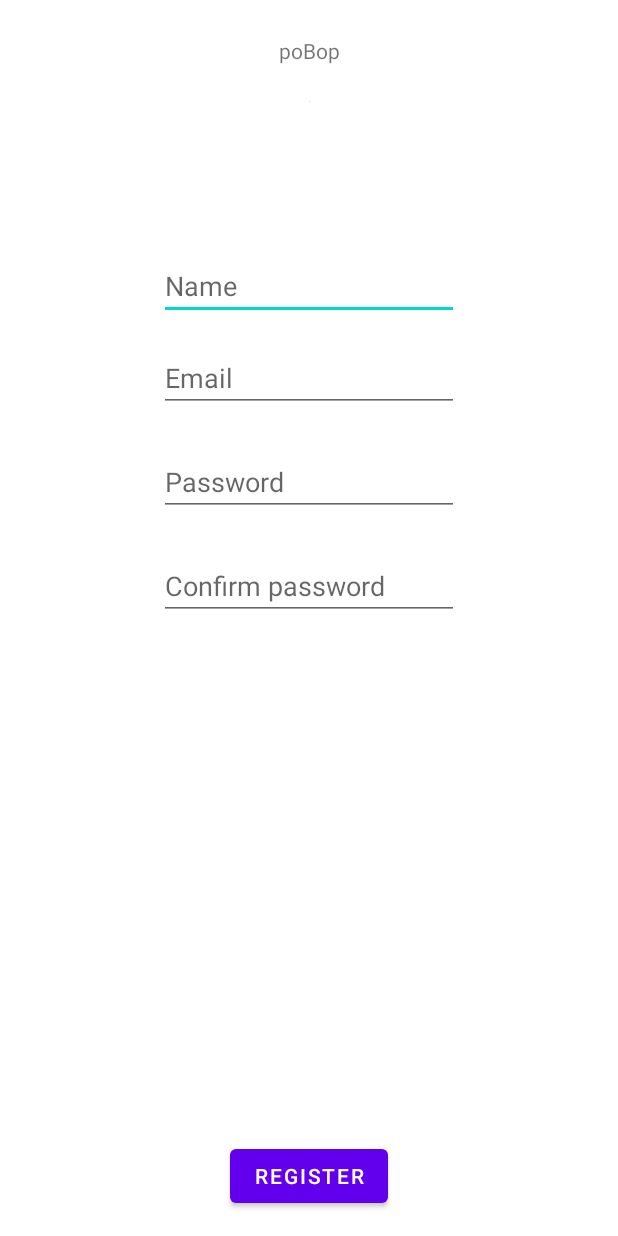
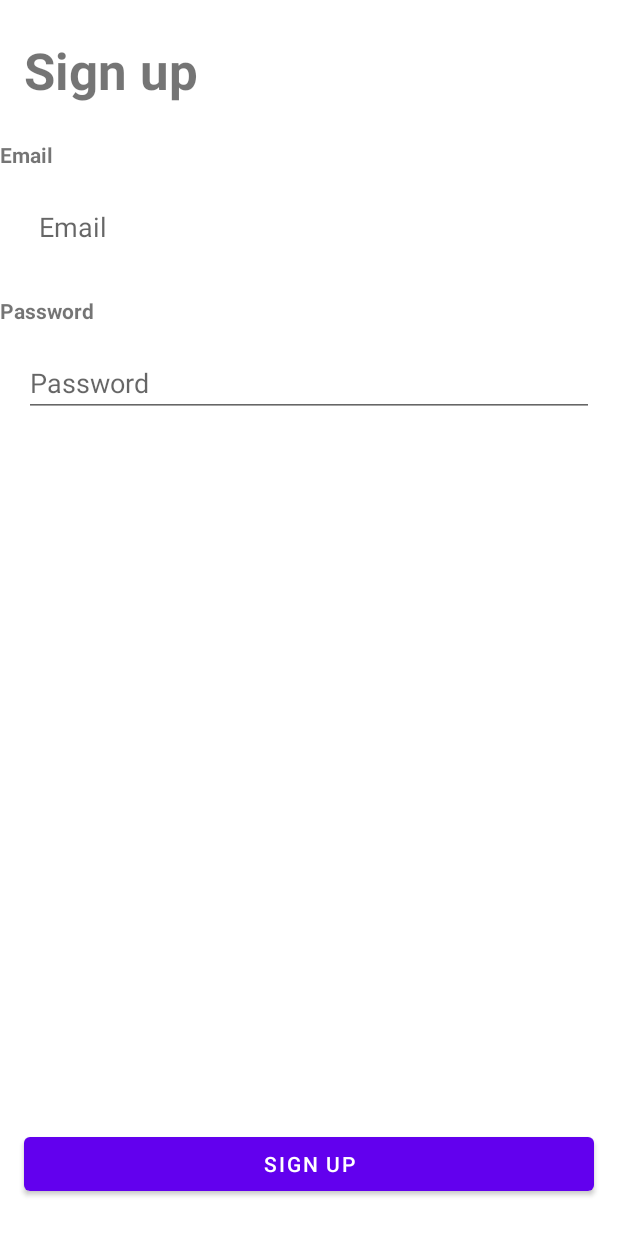
Before and after one commit to FSqDev/poBop, an Android app: the layout activity_register.xml on its own in the app's theme, with its tools: preview values and no code run, on a phone screen of 412 x 824 dp. Run offline under Robolectric (Android 15) with nearby library versions, the phone set to English and light mode, and no system bars.

Commit message:
register design changes

```diff
--- a/android/app/build.gradle
+++ b/android/app/build.gradle
@@ -34,6 +34,8 @@ dependencies {
     implementation "androidx.room:room-runtime:$room_version"
     annotationProcessor "androidx.room:room-compiler:$room_version"
 
+    implementation 'android.support:appcompact-v7:21.0'
+
     implementation 'androidx.appcompat:appcompat:1.1.0'
     implementation 'androidx.core:core-ktx:1.1.0-alpha05'
     implementation 'androidx.constraintlayout:constraintlayout:1.1.3'
--- /dev/null
+++ b/android/app/src/main/res/color/border_color.xml
@@ -0,0 +1,4 @@
+<?xml version="1.0" encoding="utf-8"?>
+<selector xmlns:android="http://schemas.android.com/apk/res/android">
+
+</selector>
--- /dev/null
+++ b/android/app/src/main/res/drawable/editbackground.xml
@@ -0,0 +1,15 @@
+<?xml version="1.0" encoding="utf-8"?>
+<shape xmlns:android="http://schemas.android.com/apk/res/android">
+    <stroke
+        android:width="1dp"
+        android:color="@color/border_color" />
+    <solid
+        android:color="#00FFFFFF"
+        android:paddingLeft="10dp"
+        android:paddingTop="10dp"/>
+    <padding
+        android:left="10dp"
+        android:top="10dp"
+        android:right="10dp"
+        android:bottom="10dp" />
+</shape>
--- a/android/app/src/main/res/layout/activity_register.xml
+++ b/android/app/src/main/res/layout/activity_register.xml
@@ -1,89 +1,95 @@
 <?xml version="1.0" encoding="utf-8"?>
-<androidx.constraintlayout.widget.ConstraintLayout
-    xmlns:android="http://schemas.android.com/apk/res/android"
+<androidx.constraintlayout.widget.ConstraintLayout xmlns:android="http://schemas.android.com/apk/res/android"
     xmlns:app="http://schemas.android.com/apk/res-auto"
     xmlns:tools="http://schemas.android.com/tools"
     android:layout_width="match_parent"
     android:layout_height="match_parent">
 
     <TextView
-        android:id="@+id/prjName"
-        android:layout_width="wrap_content"
+        android:id="@+id/signupText"
+        android:layout_width="match_parent"
         android:layout_height="wrap_content"
+        android:layout_marginStart="16dp"
+        android:layout_marginLeft="16dp"
         android:layout_marginTop="24dp"
-        android:text="poBop"
-        app:layout_constraintEnd_toEndOf="parent"
+        android:text="Sign up"
+        android:textSize="34dp"
+        android:textStyle="bold"
+        app:layout_constraintBottom_toTopOf="@+id/emailText"
         app:layout_constraintStart_toStartOf="parent"
         app:layout_constraintTop_toTopOf="parent"
         tools:ignore="MissingConstraints" />
 
-    <EditText
-        android:id="@+id/edtTxtName"
+    <TextView
+        android:id="@+id/emailText"
         android:layout_width="wrap_content"
         android:layout_height="wrap_content"
-        android:layout_marginTop="100dp"
-        app:layout_constraintEnd_toEndOf="parent"
-        app:layout_constraintStart_toStartOf="parent"
-        app:layout_constraintTop_toBottomOf="@+id/imgLogo"
-        tools:ignore="MissingConstraints"
-        android:hint="Name"
-        android:width="200dp"/>
+        android:layout_marginTop="24dp"
+        android:text="Email"
+        android:textStyle="bold"
+        app:layout_constraintBottom_toTopOf="@+id/edtTxtEmail"
+        app:layout_constraintTop_toBottomOf="@+id/signupText"
+        tools:layout_editor_absoluteX="16dp"
+        tools:ignore="MissingConstraints" />
 
     <EditText
         android:id="@+id/edtTxtEmail"
+        android:background="@drawable/editbackground"
+        android:layout_width="match_parent"
+        android:layout_height="wrap_content"
+        android:layout_marginStart="16dp"
+        android:layout_marginLeft="16dp"
+        android:layout_marginEnd="16dp"
+        android:layout_marginRight="16dp"
+        android:layout_marginTop="16dp"
+        app:layout_constraintTop_toBottomOf="@+id/emailText"
+        android:hint="Email"
+        app:layout_constraintEnd_toEndOf="parent"
+        app:layout_constraintHorizontal_bias="0.5"
+        app:layout_constraintStart_toStartOf="parent"
+        tools:ignore="MissingConstraints"
+        tools:layout_editor_absoluteY="241dp" />
+
+    <TextView
+        android:id="@+id/passwordText"
         android:layout_width="wrap_content"
         android:layout_height="wrap_content"
-        android:layout_marginTop="16dp"
-        app:layout_constraintEnd_toEndOf="parent"
-        app:layout_constraintStart_toStartOf="parent"
-        app:layout_constraintTop_toBottomOf="@+id/edtTxtName"
-        tools:ignore="MissingConstraints"
-        android:hint="Email"
-        android:width="200dp"/>
+        android:textStyle="bold"
+        android:layout_marginTop="24dp"
+        android:text="Password"
+        app:layout_constraintBottom_toTopOf="@+id/edtTxtPass"
+        app:layout_constraintTop_toBottomOf="@+id/edtTxtEmail"
+        tools:layout_editor_absoluteX="16dp"
+        tools:ignore="MissingConstraints" />
 
     <EditText
         android:id="@+id/edtTxtPass"
-        android:layout_width="wrap_content"
+        android:layout_width="match_parent"
         android:layout_height="wrap_content"
-        android:layout_marginTop="24dp"
+        android:layout_marginStart="16dp"
+        android:layout_marginLeft="16dp"
+        android:layout_marginEnd="16dp"
+        android:layout_marginRight="16dp"
+        android:layout_marginTop="16dp"
+        app:layout_constraintTop_toBottomOf="@+id/passwordText"
+        android:width="300dp"
+        android:hint="Password"
         app:layout_constraintEnd_toEndOf="parent"
+        app:layout_constraintHorizontal_bias="0.0"
         app:layout_constraintStart_toStartOf="parent"
-        app:layout_constraintTop_toBottomOf="@+id/edtTxtEmail"
         tools:ignore="MissingConstraints"
-        android:hint="Password"
-        android:width="200dp"/>
-
-    <EditText
-        android:id="@+id/edtTxtPassConfirm"
-        android:layout_width="wrap_content"
-        android:layout_height="wrap_content"
-        android:layout_marginTop="24dp"
-        app:layout_constraintEnd_toEndOf="parent"
-        app:layout_constraintStart_toStartOf="parent"
-        app:layout_constraintTop_toBottomOf="@+id/edtTxtPass"
-        tools:ignore="MissingConstraints"
-        android:hint="Confirm password"
-        android:width="200dp"/>
-
-    <ImageView
-        android:id="@+id/imgLogo"
-        android:layout_width="wrap_content"
-        android:layout_height="wrap_content"
-        android:layout_marginTop="24dp"
-        app:layout_constraintEnd_toEndOf="parent"
-        app:layout_constraintStart_toStartOf="parent"
-        app:layout_constraintTop_toBottomOf="@+id/prjName"
-        tools:ignore="MissingConstraints"
-        tools:srcCompat="@tools:sample/avatars" />
+        tools:layout_editor_absoluteY="343dp" />
 
     <Button
         android:id="@+id/btnRegister"
-        android:layout_width="wrap_content"
+        android:layout_width="match_parent"
+        android:layout_marginLeft="16dp"
+        android:layout_marginRight="16dp"
         android:layout_height="wrap_content"
-        android:layout_marginBottom="16dp"
+        android:layout_marginBottom="24dp"
+        android:text="Sign up"
         app:layout_constraintBottom_toBottomOf="parent"
         app:layout_constraintEnd_toEndOf="parent"
-        app:layout_constraintStart_toStartOf="parent"
-        android:text="Register"/>
+        app:layout_constraintStart_toStartOf="parent" />
 
 </androidx.constraintlayout.widget.ConstraintLayout>
```
